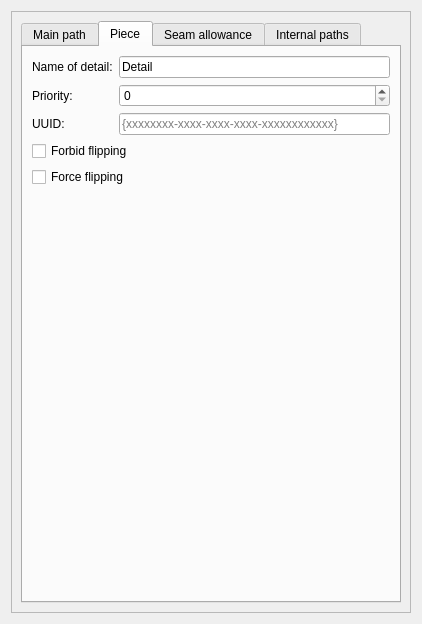
First picture: the form in src/libs/vtools/dialogs/tools/piece/tabs/tabpaths.ui, repository dismine/valentina, before the edit.
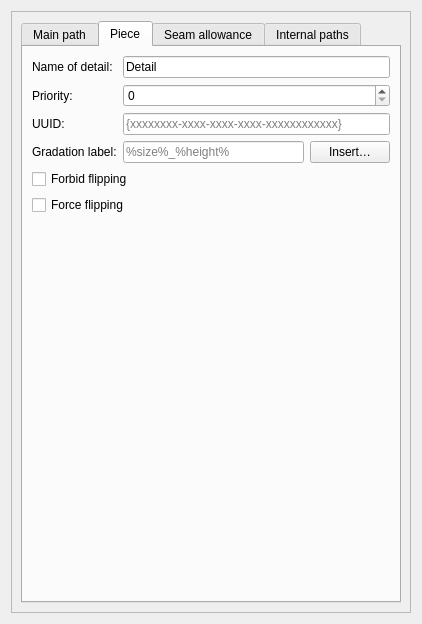
Second picture: the form after the edit. The open tabs and pages were chosen to show the change. Icons and pictures are not drawn. Custom widgets are drawn as their Qt base class.

Commit message: Gradation label.

```diff
--- a/src/libs/vtools/dialogs/tools/piece/tabs/tabpaths.ui
+++ b/src/libs/vtools/dialogs/tools/piece/tabs/tabpaths.ui
@@ -28,15 +28,15 @@
        <rect>
         <x>0</x>
         <y>0</y>
-        <width>402</width>
-        <height>604</height>
+        <width>394</width>
+        <height>612</height>
        </rect>
       </property>
       <layout class="QVBoxLayout" name="verticalLayout">
        <item>
         <widget class="QTabWidget" name="tabWidget">
          <property name="currentIndex">
-          <number>0</number>
+          <number>1</number>
          </property>
          <widget class="QWidget" name="tabMainPath">
           <attribute name="title">
@@ -197,10 +197,13 @@
           <layout class="QVBoxLayout" name="verticalLayout_9">
            <item>
             <layout class="QGridLayout" name="gridLayout">
-             <item row="2" column="0">
-              <widget class="QLabel" name="labelEditUUID">
+             <item row="0" column="1">
+              <widget class="VLineEdit" name="lineEditName">
                <property name="text">
-                <string notr="true">UUID:</string>
+                <string>Detail</string>
+               </property>
+               <property name="placeholderText">
+                <string>Name can't be empty</string>
                </property>
               </widget>
              </item>
@@ -225,16 +228,6 @@
                </property>
               </widget>
              </item>
-             <item row="0" column="1">
-              <widget class="VLineEdit" name="lineEditName">
-               <property name="text">
-                <string>Detail</string>
-               </property>
-               <property name="placeholderText">
-                <string>Name can't be empty</string>
-               </property>
-              </widget>
-             </item>
              <item row="2" column="1">
               <widget class="QLineEdit" name="lineEditUUID">
                <property name="toolTip">
@@ -248,6 +241,41 @@
                </property>
               </widget>
              </item>
+             <item row="2" column="0">
+              <widget class="QLabel" name="labelEditUUID">
+               <property name="text">
+                <string notr="true">UUID:</string>
+               </property>
+              </widget>
+             </item>
+             <item row="3" column="0">
+              <widget class="QLabel" name="label_5">
+               <property name="text">
+                <string>Gradation label:</string>
+               </property>
+              </widget>
+             </item>
+             <item row="3" column="1">
+              <layout class="QHBoxLayout" name="horizontalLayout">
+               <item>
+                <widget class="QLineEdit" name="lineEditGradationLabel">
+                 <property name="placeholderText">
+                  <string>%size%_%height%</string>
+                 </property>
+                 <property name="clearButtonEnabled">
+                  <bool>true</bool>
+                 </property>
+                </widget>
+               </item>
+               <item>
+                <widget class="QPushButton" name="pushButtonGradationPlaceholder">
+                 <property name="text">
+                  <string>Insert…</string>
+                 </property>
+                </widget>
+               </item>
+              </layout>
+             </item>
             </layout>
            </item>
            <item>
```
The commit also changes 20 other files.
